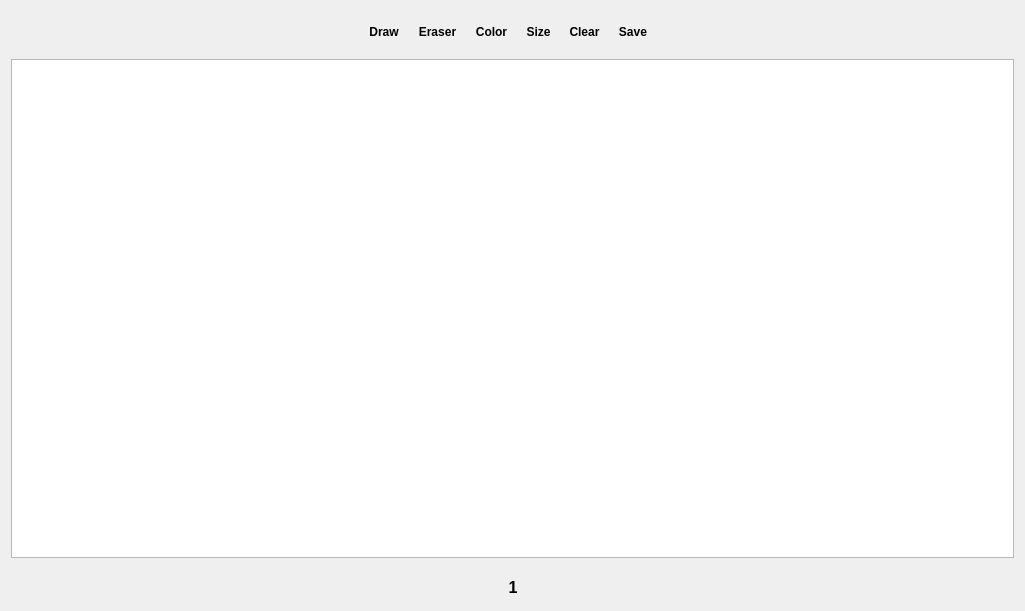
Above: mainwindow.ui from NataliaShishuk/SimpleWhiteBoard before the change. Below: the same form after it.
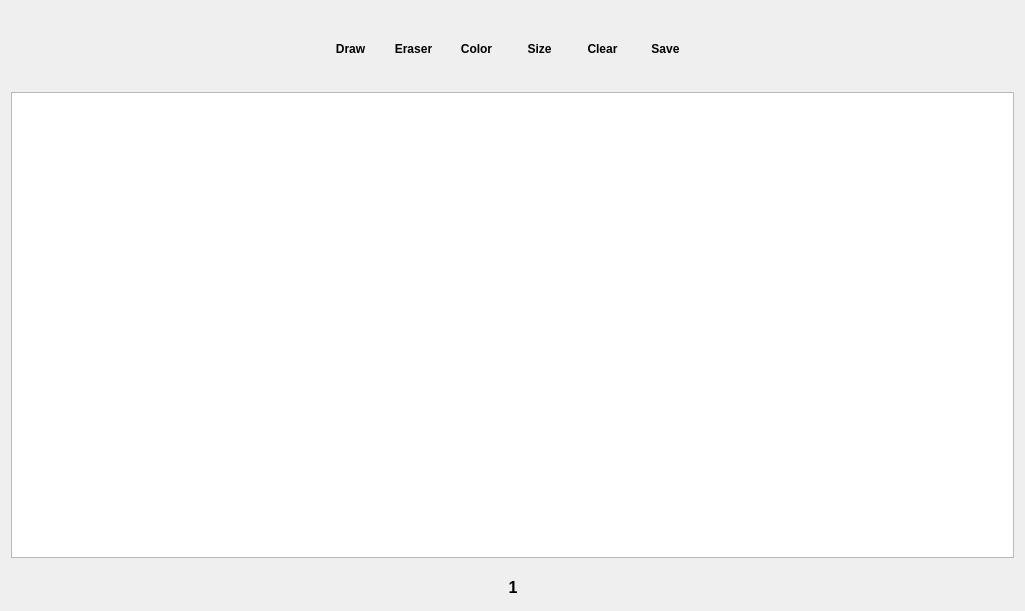
That is the form after the change. Icons and pictures are not drawn.

Commit message: changed draw and size menu

```diff
--- a/mainwindow.ui
+++ b/mainwindow.ui
@@ -43,12 +43,22 @@
 border: none;
 }
 
-QToolButton{
-border: none;
-background-color: rgba(255, 255, 255,0);
+QPushButton, QToolButton { 
+border:none;
+qproperty-iconSize: 24px;
+width:50px;
+height:50px;
+cursor: pointer;
+ }
+
+QPushButton:hover, QToolButton:hover {
+cursor: pointer;
+border-radius: 5px;
+background-color: #b3cccc;
 }
 
-QToolButton::menu-indicator { image: none; }</string>
+QToolButton::menu-indicator { image: none; }
+</string>
       </property>
       <layout class="QHBoxLayout" name="horizontalLayout" stretch="0,0,0,0,0,0,0,0">
        <property name="spacing">
@@ -146,8 +156,8 @@
          </property>
          <property name="iconSize">
           <size>
-           <width>22</width>
-           <height>22</height>
+           <width>24</width>
+           <height>24</height>
           </size>
          </property>
          <property name="checkable">
```
Left out of the diff: 31 changed lines with no effect on the pictures. The commit also changes 1 other file.
